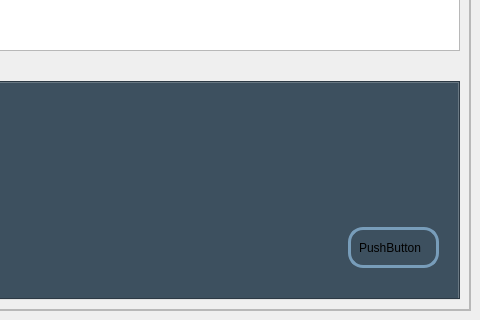
PaulFSherwood/Project-assignment, file UI-Design/combined/Maintenance-UI.ui: the form before one commit; both pictures show x 487 to 967 and y 281 to 601 of the 967 by 601 pixel window.
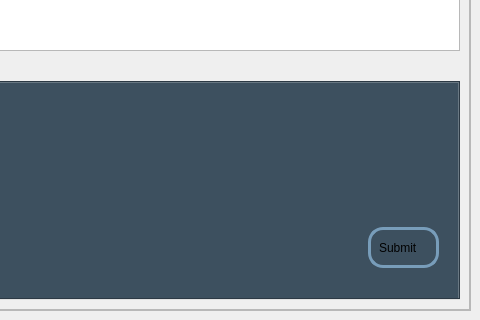
The form after the commit. The open tabs and pages were chosen to show the change.

```diff
--- a/UI-Design/combined/Maintenance-UI.ui
+++ b/UI-Design/combined/Maintenance-UI.ui
@@ -1518,9 +1518,9 @@
                  <widget class="QPushButton" name="update_pushButton">
                   <property name="geometry">
                    <rect>
-                    <x>639</x>
+                    <x>659</x>
                     <y>144</y>
-                    <width>91</width>
+                    <width>71</width>
                     <height>41</height>
                    </rect>
                   </property>
@@ -1540,7 +1540,7 @@
 }</string>
                   </property>
                   <property name="text">
-                   <string>PushButton</string>
+                   <string>Submit</string>
                   </property>
                  </widget>
                 </widget>
```
Left out of the diff: 2 changed lines with no effect on the pictures.
